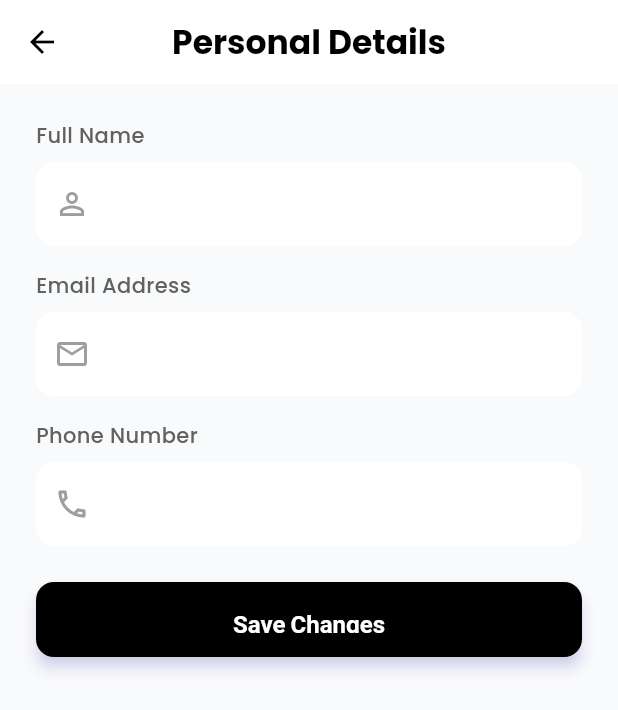
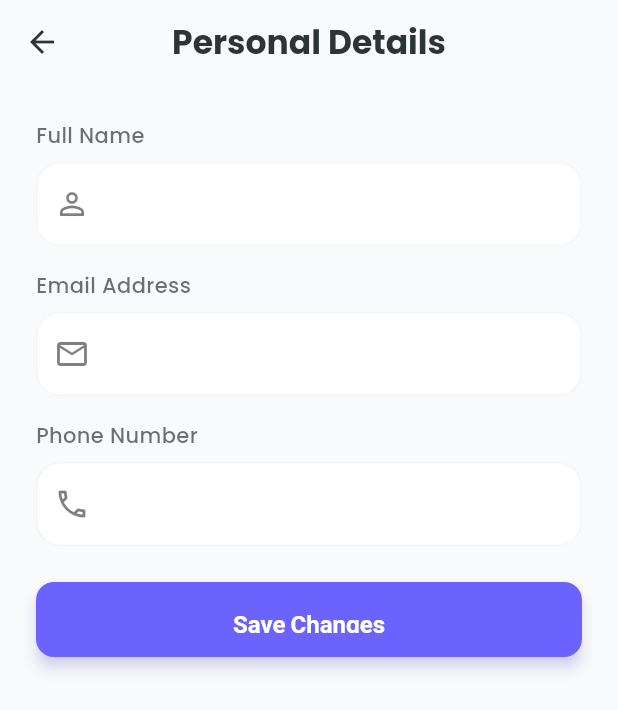
Before and after one commit to ali-hassan62/Ecommerce_app, a Flutter app: the screen it shows once a user with an empty profile is signed in, scrolled down 245 dp, after a tap on the "person outline" icon, after a tap on "Personal Details", on a phone screen of 412 x 824 dp. Shown: the top 710 px of the screen. Run offline on Flutter 3.47's test engine with Material 3 defaults, Android fonts, the light colour scheme and no system bars; our stand-ins replace flutter_riverpod, google_fonts, hive, hive_flutter, supabase_flutter; missing offline and left inert: animated_login; accounts and stored records are empty; network calls fail.

Commit message:
Fix global theme consistency and visibility in Light/Dark modes

```diff
--- a/lib/presentation/screens/auth/animated_login_screen.dart
+++ b/lib/presentation/screens/auth/animated_login_screen.dart
@@ -91,31 +91,49 @@ class _AnimatedLoginScreenState extends State<AnimatedLoginScreen> {
   Widget build(BuildContext context) {
     final theme = Theme.of(context);
 
+    final mainTheme = Theme.of(context);
+
     return AnimatedLogin(
         onLogin: _onLogin,
         onSignup: _onSignup,
         onForgotPassword: _onForgotPassword,
 
         // Customize Logo
-      logo: const Icon(Icons.shopping_bag_outlined, size: 100, color: Colors.white), // Or Image.asset
+        logo: Container(
+          padding: const EdgeInsets.only(bottom: 20),
+          child: Icon(Icons.shopping_bag_outlined, size: 80, color: mainTheme.colorScheme.primary),
+        ),
 
         // Customize Theme
         loginDesktopTheme: LoginViewTheme(
           // Use app colors
-        backgroundColor: theme.primaryColor.withOpacity(0.8), // Background
-        formFieldBackgroundColor: Colors.white,
+          backgroundColor: mainTheme.colorScheme.background,
+          formFieldBackgroundColor: mainTheme.inputDecorationTheme.fillColor ?? Colors.white,
           actionButtonStyle: ButtonStyle(
-          backgroundColor: MaterialStateProperty.all(theme.primaryColor),
-          foregroundColor: MaterialStateProperty.all(Colors.white),
+            backgroundColor: MaterialStateProperty.all(mainTheme.colorScheme.primary),
+            foregroundColor: MaterialStateProperty.all(mainTheme.colorScheme.onPrimary),
           ),
+          logoPadding: const EdgeInsets.only(bottom: 20),
+          formFieldElevation: 0,
+          // Custom text styles that ARE supported
+          changeActionTextStyle: TextStyle(color: mainTheme.colorScheme.primary, fontWeight: FontWeight.bold),
+          forgotPasswordStyle: TextStyle(color: mainTheme.colorScheme.secondary),
+          welcomeTitleStyle: TextStyle(color: mainTheme.textTheme.displaySmall?.color ?? mainTheme.colorScheme.onBackground),
+          welcomeDescriptionStyle: TextStyle(color: mainTheme.textTheme.bodyLarge?.color ?? mainTheme.colorScheme.onBackground.withOpacity(0.7)),
         ),
         loginMobileTheme: LoginViewTheme(
-        backgroundColor: theme.primaryColor.withOpacity(0.8),
-        formFieldBackgroundColor: Colors.white,
+          backgroundColor: mainTheme.colorScheme.background,
+          formFieldBackgroundColor: mainTheme.inputDecorationTheme.fillColor ?? Colors.white,
           actionButtonStyle: ButtonStyle(
-          backgroundColor: MaterialStateProperty.all(theme.primaryColor),
-          foregroundColor: MaterialStateProperty.all(Colors.white),
+            backgroundColor: MaterialStateProperty.all(mainTheme.colorScheme.primary),
+            foregroundColor: MaterialStateProperty.all(mainTheme.colorScheme.onPrimary),
           ),
+          logoPadding: const EdgeInsets.only(bottom: 20),
+          formFieldElevation: 0,
+          changeActionTextStyle: TextStyle(color: mainTheme.colorScheme.primary, fontWeight: FontWeight.bold),
+          forgotPasswordStyle: TextStyle(color: mainTheme.colorScheme.secondary),
+          welcomeTitleStyle: TextStyle(color: mainTheme.textTheme.displaySmall?.color ?? mainTheme.colorScheme.onBackground),
+          welcomeDescriptionStyle: TextStyle(color: mainTheme.textTheme.bodyLarge?.color ?? mainTheme.colorScheme.onBackground.withOpacity(0.7)),
         ),
 
         // Customize Texts
--- a/lib/presentation/screens/categories/categories_screen.dart
+++ b/lib/presentation/screens/categories/categories_screen.dart
@@ -47,8 +47,8 @@ class CategoriesScreen extends ConsumerWidget {
                       child: CategoryTile(
                         title: 'All Products',
                         icon: Icons.grid_view_rounded,
-                        color: Colors.black87,
-                        bgColor: const Color(0xFFF5F5F5),
+                        color: theme.colorScheme.onSurface,
+                        bgColor: theme.colorScheme.secondaryContainer,
                         isLarge: true,
                         onTap: () {
                            Navigator.push(
--- a/lib/presentation/screens/profile/order_history_screen.dart
+++ b/lib/presentation/screens/profile/order_history_screen.dart
@@ -64,7 +64,7 @@ class OrderHistoryScreen extends StatelessWidget {
                 Row(
                   mainAxisAlignment: MainAxisAlignment.spaceBetween,
                   children: [
-                    Text(order['date']!, style: TextStyle(color: Colors.grey[600], fontSize: 14)),
+                    Text(order['date']!, style: TextStyle(color: theme.textTheme.bodyMedium?.color?.withOpacity(0.7), fontSize: 14)),
                     Text(order['total']!, style: const TextStyle(fontWeight: FontWeight.bold, fontSize: 16)),
                   ],
                 ),
@@ -74,7 +74,7 @@ class OrderHistoryScreen extends StatelessWidget {
                 Row(
                   mainAxisAlignment: MainAxisAlignment.spaceBetween,
                   children: [
-                    Text(order['items']!, style: TextStyle(color: Colors.grey[600], fontSize: 14)),
+                    Text(order['items']!, style: TextStyle(color: theme.textTheme.bodyMedium?.color?.withOpacity(0.7), fontSize: 14)),
                     TextButton(
                       onPressed: () {},
                       child: const Text('View Details'),
--- a/lib/presentation/screens/profile/personal_details_screen.dart
+++ b/lib/presentation/screens/profile/personal_details_screen.dart
@@ -62,12 +62,8 @@ class _PersonalDetailsScreenState extends State<PersonalDetailsScreen> {
   @override
   Widget build(BuildContext context) {
     return Scaffold(
-      backgroundColor: const Color(0xFFF9FAFB),
       appBar: AppBar(
-        title: const Text('Personal Details', style: TextStyle(color: Colors.black, fontWeight: FontWeight.bold)),
-        backgroundColor: Colors.white,
-        elevation: 0,
-        iconTheme: const IconThemeData(color: Colors.black),
+        title: const Text('Personal Details', style: TextStyle(fontWeight: FontWeight.bold)),
       ),
       body: SingleChildScrollView(
         child: Padding(
@@ -79,19 +75,18 @@ class _PersonalDetailsScreenState extends State<PersonalDetailsScreen> {
               _buildTextField('Email Address', _emailController, Icons.email_outlined, readOnly: true),
               const SizedBox(height: 16),
               _buildTextField('Phone Number', _phoneController, Icons.phone_outlined),
-              const SizedBox(height: 24), // Replaced Spacer with fixed spacing as Spacer doesn't work well in ScrollView
+              const SizedBox(height: 24),
               SizedBox(
                 width: double.infinity,
                 height: 50,
                 child: ElevatedButton(
                   onPressed: _isLoading ? null : _saveUserData,
                   style: ElevatedButton.styleFrom(
-                    backgroundColor: Colors.black,
                     shape: RoundedRectangleBorder(borderRadius: BorderRadius.circular(12)),
                   ),
                   child: _isLoading
                     ? const SizedBox(width: 20, height: 20, child: CircularProgressIndicator(color: Colors.white, strokeWidth: 2))
-                    : const Text('Save Changes', style: TextStyle(color: Colors.white, fontSize: 16)),
+                    : const Text('Save Changes', style: TextStyle(fontSize: 16)),
                 ),
               ),
             ],
@@ -102,26 +97,24 @@ class _PersonalDetailsScreenState extends State<PersonalDetailsScreen> {
   }
 
   Widget _buildTextField(String label, TextEditingController controller, IconData icon, {bool readOnly = false}) {
+    final theme = Theme.of(context);
     return Column(
       crossAxisAlignment: CrossAxisAlignment.start,
       children: [
-        Text(label, style: TextStyle(color: Colors.grey[700], fontWeight: FontWeight.w500)),
+        Text(
+          label,
+          style: theme.textTheme.bodyMedium?.copyWith(
+            fontWeight: FontWeight.w500,
+            color: theme.textTheme.bodyMedium?.color?.withOpacity(0.7),
+          )
+        ),
         const SizedBox(height: 8),
         TextField(
           controller: controller,
           readOnly: readOnly,
           decoration: InputDecoration(
-            prefixIcon: Icon(icon, color: Colors.grey),
-            filled: true,
-            fillColor: Colors.white,
-            border: OutlineInputBorder(
-              borderRadius: BorderRadius.circular(12),
-              borderSide: BorderSide.none,
-            ),
-            enabledBorder: OutlineInputBorder(
-              borderRadius: BorderRadius.circular(12),
-              borderSide: BorderSide.none,
-            ),
+            prefixIcon: Icon(icon, color: theme.iconTheme.color?.withOpacity(0.5) ?? Colors.grey),
+            // filled and fillColor are handled by Theme now
           ),
         ),
       ],
--- a/lib/presentation/widgets/category_tile.dart
+++ b/lib/presentation/widgets/category_tile.dart
@@ -22,12 +22,13 @@ class CategoryTile extends StatelessWidget {
 
   @override
   Widget build(BuildContext context) {
+    final theme = Theme.of(context);
     return GestureDetector(
       onTap: onTap,
       child: AnimatedContainer(
         duration: const Duration(milliseconds: 200),
         decoration: BoxDecoration(
-          color: isSelected ? color.withOpacity(0.1) : Colors.white,
+          color: isSelected ? color.withOpacity(0.1) : (theme.cardTheme.color ?? theme.colorScheme.surface),
           borderRadius: BorderRadius.circular(24),
           border: isSelected ? Border.all(color: color, width: 2) : Border.all(color: Colors.transparent),
           boxShadow: [
@@ -50,7 +51,7 @@ class CategoryTile extends StatelessWidget {
               child: Icon(
                 icon,
                 size: isLarge ? 32 : 24,
-                color: isSelected ? Colors.white : color
+                color: isSelected ? theme.colorScheme.surface : color
               ),
             ),
             SizedBox(height: isLarge ? 12 : 8),
@@ -60,7 +61,7 @@ class CategoryTile extends StatelessWidget {
               overflow: TextOverflow.ellipsis,
               style: TextStyle(
                 fontWeight: isSelected ? FontWeight.bold : FontWeight.w600,
-                color: isSelected ? color : Colors.black87,
+                color: isSelected ? color : (theme.textTheme.bodyMedium?.color ?? Colors.black87),
                 fontSize: isLarge ? 16 : 13,
               )
             ),
```
Lines whose indentation alone changed are shown as unchanged.
